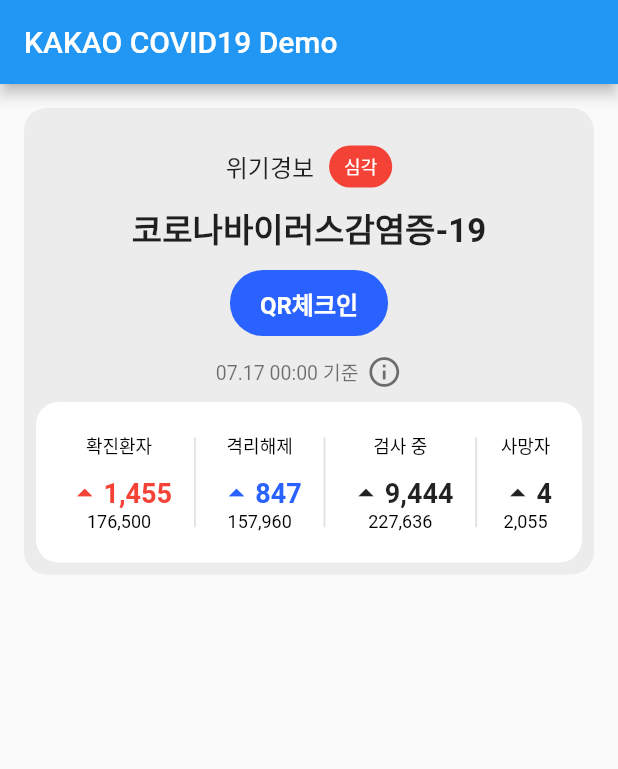
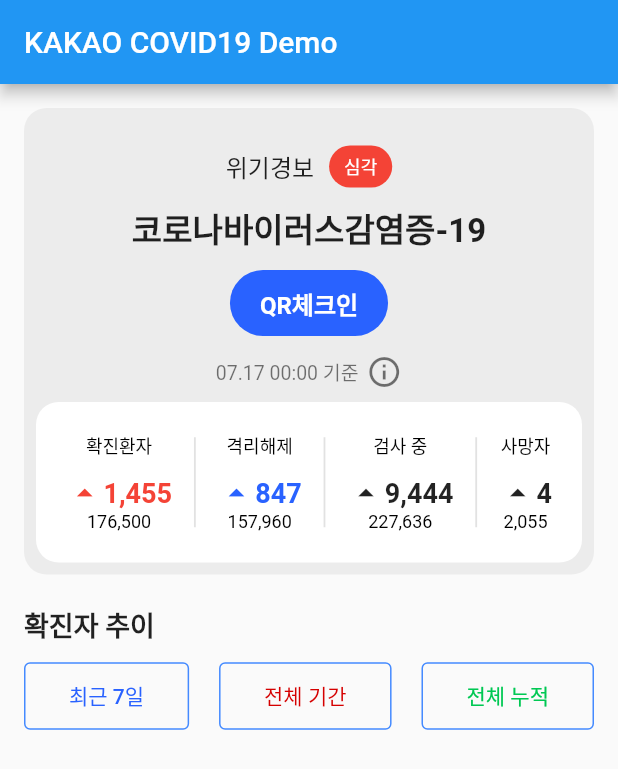
Before and after one commit to any1ok/kakao_covid_clone, a Flutter app: the screen it shows after launch, on a phone screen of 412 x 824 dp. Shown: the top 769 px of the screen. Run offline on Flutter 3.47's test engine with Material 2 defaults, Android fonts, the phone set to English and light mode, and no system bars.

Commit message:
확진자 추이 Text

```diff
--- a/lib/main.dart
+++ b/lib/main.dart
@@ -166,6 +166,72 @@ class _MyCovid19PageState extends State<MyCovid19Page> {
               ],
             ),
           ),
+          SizedBox(
+            height: 20,
+          ),
+          Container(
+            height: 500,
+            child: Column(
+              children: [
+                Container(
+                  alignment: Alignment.topLeft,
+                  child: Text(
+                    "확진자 추이",
+                    style:
+                    TextStyle(fontSize: 18,fontWeight: FontWeight.bold),
+                    textAlign: TextAlign.end,
+                  )
+                ),
+                SizedBox(
+                  height: 10,
+                ),
+                Row(
+                  mainAxisAlignment: MainAxisAlignment.spaceBetween,
+                  children: [
+                    TextButton(
+                      onPressed: () {},
+                      child: Text("최근 7일"),
+                      style: TextButton.styleFrom(
+                        backgroundColor: Colors.white.withOpacity(0),
+                        primary: Colors.blueAccent[700],
+                        padding: EdgeInsets.symmetric(
+                          vertical: 12,horizontal: 30 // 빈공간을 늘리면 자동으로 크기가 맞춰짐
+                        ),
+                        side: BorderSide(
+                          width: 1,color: Colors.blueAccent
+                        )
+                      ),),
+                    TextButton(
+                      onPressed: () {},
+                      child: Text("전체 기간"),
+                      style: TextButton.styleFrom(
+                          backgroundColor: Colors.white.withOpacity(0),
+                          primary: Colors.redAccent[700],
+                          padding: EdgeInsets.symmetric(
+                              vertical: 12,horizontal: 30 // 빈공간을 늘리면 자동으로 크기가 맞춰짐
+                          ),
+                          side: BorderSide(
+                              width: 1,color: Colors.blueAccent
+                          )
+                      ),),
+                    TextButton(
+                      onPressed: () {},
+                      child: Text("전체 누적"),
+                      style: TextButton.styleFrom(
+                          backgroundColor: Colors.white.withOpacity(0),
+                          primary: Colors.greenAccent[700],
+                          padding: EdgeInsets.symmetric(
+                              vertical: 12,horizontal: 30 // 빈공간을 늘리면 자동으로 크기가 맞춰짐
+                          ),
+                          side: BorderSide(
+                              width: 1,color: Colors.blueAccent
+                          )
+                      ),),
+                  ]
+                )
+              ],
+            ),
+          )
         ]
     )
     );
```
